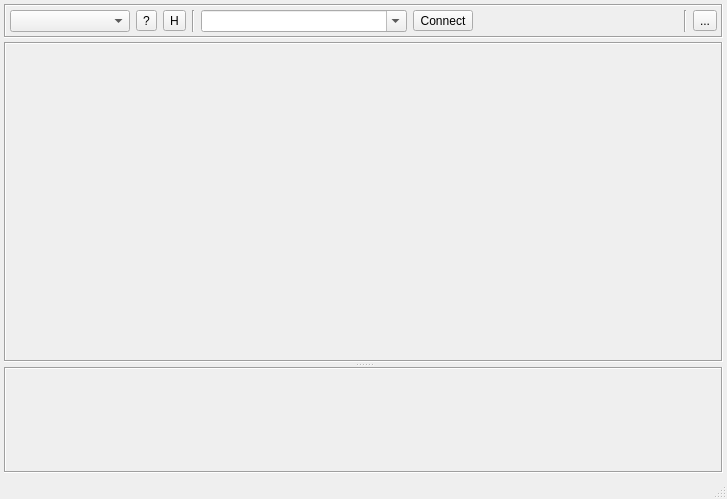
Old version of the form rs232testng.ui in the repository rafalka/rs232testng.
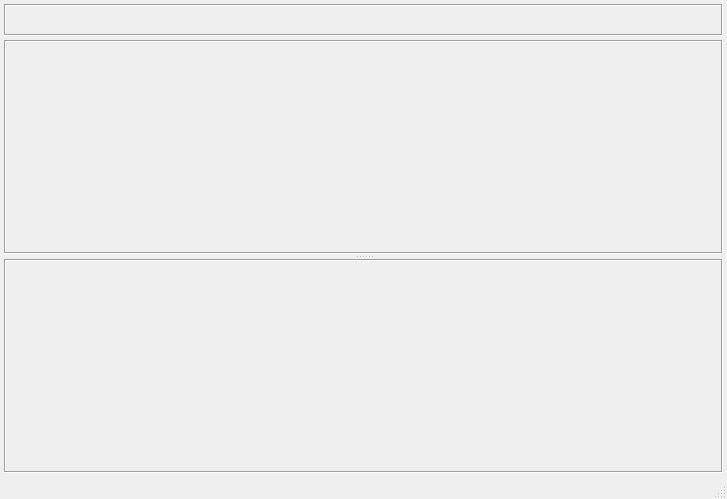
New version of the form. Icons and pictures are not drawn. Custom widgets are drawn as their Qt base class.

What changed in the file:
```diff
--- a/rs232testng.ui
+++ b/rs232testng.ui
@@ -53,92 +53,6 @@
       <property name="midLineWidth">
        <number>0</number>
       </property>
-      <layout class="QHBoxLayout" name="horizontalLayout">
-       <property name="margin">
-        <number>4</number>
-       </property>
-       <item>
-        <widget class="QComboBox" name="cmbSrcSel">
-         <property name="minimumSize">
-          <size>
-           <width>120</width>
-           <height>0</height>
-          </size>
-         </property>
-        </widget>
-       </item>
-       <item>
-        <widget class="QToolButton" name="btnSrcHelp">
-         <property name="text">
-          <string>?</string>
-         </property>
-        </widget>
-       </item>
-       <item>
-        <widget class="QToolButton" name="btnSrcConf">
-         <property name="text">
-          <string>H</string>
-         </property>
-        </widget>
-       </item>
-       <item>
-        <widget class="Line" name="line_2">
-         <property name="orientation">
-          <enum>Qt::Vertical</enum>
-         </property>
-        </widget>
-       </item>
-       <item>
-        <widget class="QComboBox" name="editSrcAddress">
-         <property name="sizePolicy">
-          <sizepolicy hsizetype="Expanding" vsizetype="Fixed">
-           <horstretch>0</horstretch>
-           <verstretch>0</verstretch>
-          </sizepolicy>
-         </property>
-         <property name="editable">
-          <bool>true</bool>
-         </property>
-        </widget>
-       </item>
-       <item>
-        <widget class="QToolButton" name="btnSrcConn">
-         <property name="text">
-          <string>Connect</string>
-         </property>
-         <property name="toolButtonStyle">
-          <enum>Qt::ToolButtonTextBesideIcon</enum>
-         </property>
-        </widget>
-       </item>
-       <item>
-        <spacer name="horizontalSpacer">
-         <property name="orientation">
-          <enum>Qt::Horizontal</enum>
-         </property>
-         <property name="sizeHint" stdset="0">
-          <size>
-           <width>40</width>
-           <height>20</height>
-          </size>
-         </property>
-        </spacer>
-       </item>
-       <item>
-        <widget class="Line" name="line_4">
-         <property name="orientation">
-          <enum>Qt::Vertical</enum>
-         </property>
-        </widget>
-       </item>
-       <item>
-        <widget class="QToolButton" name="btnAppExit">
-         <property name="text">
-          <string>...</string>
-         </property>
-        </widget>
-       </item>
-      </layout>
      </widget>
     </item>
     <item>
@@ -164,7 +78,7 @@
       <property name="childrenCollapsible">
        <bool>false</bool>
       </property>
-      <widget class="QInputProviderManager" name="frameInMgr">
+      <widget class="QFrame" name="inputGroupFrame">
        <property name="sizePolicy">
         <sizepolicy hsizetype="Preferred" vsizetype="Preferred">
          <horstretch>0</horstretch>
@@ -177,13 +91,19 @@
        <property name="frameShadow">
         <enum>QFrame::Sunken</enum>
        </property>
-       <layout class="QGridLayout" name="gridLayout">
+       <layout class="QVBoxLayout" name="verticalLayout_3">
+        <property name="spacing">
+         <number>0</number>
+        </property>
         <property name="margin">
-         <number>4</number>
+         <number>0</number>
         </property>
-        <property name="horizontalSpacing">
-         <number>6</number>
-        </property>
+        <item>
+         <widget class="QWidget" name="InputManagerArea" native="true"/>
+        </item>
+        <item>
+         <widget class="QWidget" name="InputArea" native="true"/>
+        </item>
        </layout>
       </widget>
       <widget class="QFrame" name="frame_3">
@@ -306,14 +226,6 @@
    </property>
   </action>
  </widget>
- <customwidgets>
-  <customwidget>
-   <class>QInputProviderManager</class>
-   <extends>QFrame</extends>
-   <header>QInputProviderManager.h</header>
-   <container>1</container>
-  </customwidget>
- </customwidgets>
  <resources>
   <include location="resources.qrc"/>
  </resources>
```
Left out of the diff: 4 changed lines with no effect on the pictures.
